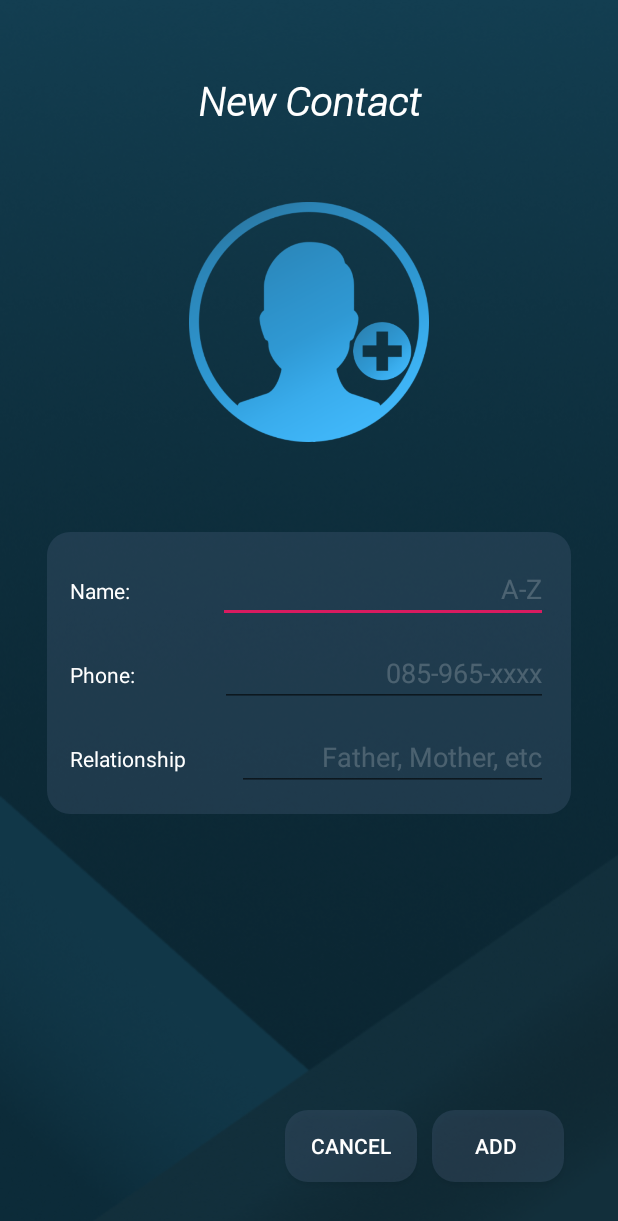
After one commit to wosmaker/ESCAapp, an Android app: the layout fragment_mange_addcontact.xml on its own in the app's theme, with its tools: preview values and no code run, on a phone screen of 412 x 824 dp. The commit adds this screen. Shown: the top 1221 px of the screen. Run offline under Robolectric (Android 15) with nearby library versions, the phone set to English and light mode, and no system bars.

Commit message:
update :: ui mange: add contact page

```diff
--- a/app/src/main/java/com/app/escaapp/ui/manage/Add_Contact.kt
+++ b/app/src/main/java/com/app/escaapp/ui/manage/Add_Contact.kt
@@ -4,47 +4,53 @@ import android.os.Bundle
 import android.view.LayoutInflater
 import android.view.View
 import android.view.ViewGroup
+import android.widget.Toast
 import androidx.fragment.app.Fragment
+import androidx.navigation.findNavController
 import com.app.escaapp.R
+import com.example.management.UserModel
+import com.example.management.UsersDBHelper
 import kotlinx.android.synthetic.main.fragment_manage.*
 import kotlinx.android.synthetic.main.fragment_manage.view.*
+import kotlinx.android.synthetic.main.fragment_mange_addcontact.view.*
+import java.lang.Exception
 
 class Add_Contact : Fragment() {
+
+    lateinit var db : UsersDBHelper
 
     override fun onCreateView(
         inflater: LayoutInflater,
         container: ViewGroup?,
         savedInstanceState: Bundle?
     ): View? {
+        //initial
+        db = UsersDBHelper(this)
         return inflater.inflate(R.layout.fragment_manage_contact, container, false)
     }
 
     override fun onViewCreated(view: View, savedInstanceState: Bundle?) {
-        cancel_input(view)
-    }
+        view.btn_Add.setOnClickListener {
+            AddContactData(view)
+        }
 
-    private fun cancel_input(view : View){
-        view.Cancel.setOnClickListener{
-            //do here
-
-            activity!!.supportFragmentManager
-                .beginTransaction()
-                .replace(R.id.master_page, ManageFragment())
-                //.addToBackStack(null)
-                .commit()
+        view.btn_Cancel.setOnClickListener {
+//            view.findNavController().navigate()
         }
     }
 
-    private fun done_input(view : View){
-        view.Done.setOnClickListener{
-            // do here
+    fun AddContactData(view:View){
+        lateinit var user : UserModel
+        user.id = 0
+        user.relate_name = view.Name_.text.toString()
+        user.phone_no = view.Phone_.text.toString()
+        user.relation = view.Relationship_.text.toString()
 
-            activity!!.supportFragmentManager
-                .beginTransaction()
-                .replace(R.id.master_page, ManageFragment())
-                //.addToBackStack(null)
-                .commit()
+        try{
+            val result = db.addUser(user)
+            Toast.makeText(activity,"Added user :: $result",Toast.LENGTH_LONG).show()
+        }catch (e : Exception){
+            Toast.makeText(activity,"Error :: $e",Toast.LENGTH_LONG).show()
         }
     }
-
 }
--- /dev/null
+++ b/app/src/main/res/layout/fragment_mange_addcontact.xml
@@ -0,0 +1,196 @@
+<?xml version="1.0" encoding="utf-8"?>
+<android.support.constraint.ConstraintLayout xmlns:android="http://schemas.android.com/apk/res/android"
+    xmlns:app="http://schemas.android.com/apk/res-auto"
+    xmlns:tools="http://schemas.android.com/tools"
+    android:layout_width="match_parent"
+    android:layout_height="match_parent"
+    android:background="@drawable/bg_app">
+
+    <androidx.constraintlayout.widget.ConstraintLayout
+        android:id="@+id/constraintLayout2"
+        android:layout_width="match_parent"
+        android:layout_height="0dp"
+        app:layout_constraintBottom_toBottomOf="parent"
+        app:layout_constraintEnd_toEndOf="parent"
+        app:layout_constraintStart_toStartOf="parent"
+        app:layout_constraintTop_toTopOf="parent">
+
+        <Button
+            android:id="@+id/btn_Cancel"
+            android:layout_width="wrap_content"
+            android:layout_height="wrap_content"
+            android:layout_marginEnd="10dp"
+            android:layout_marginBottom="36dp"
+            android:background="@drawable/radius"
+            android:text="cancel"
+            android:textColor="#FFFFFF"
+            app:layout_constraintBottom_toBottomOf="parent"
+            app:layout_constraintEnd_toStartOf="@+id/btn_Add" />
+
+        <TextView
+            android:id="@+id/new_Contact2"
+            android:layout_width="match_parent"
+            android:layout_height="wrap_content"
+            android:layout_marginTop="50dp"
+            android:fontFamily="@font/roboto_light_italic"
+            android:text="New Contact"
+            android:textAlignment="center"
+            android:textAllCaps="false"
+            android:textColor="#FFFFFF"
+            android:textSize="26sp"
+            android:textStyle="bold|italic"
+            app:layout_constraintEnd_toEndOf="parent"
+            app:layout_constraintStart_toStartOf="parent"
+            app:layout_constraintTop_toTopOf="parent" />
+
+        <ImageView
+            android:id="@+id/imageView3"
+            android:layout_width="160dp"
+            android:layout_height="160dp"
+            android:layout_marginTop="50dp"
+            app:layout_constraintEnd_toEndOf="parent"
+            app:layout_constraintStart_toStartOf="parent"
+            app:layout_constraintTop_toBottomOf="@+id/new_Contact2"
+            app:srcCompat="@drawable/propic" />
+
+        <androidx.constraintlayout.widget.ConstraintLayout
+            android:layout_width="0dp"
+            android:layout_height="wrap_content"
+            android:layout_marginStart="30dp"
+            android:layout_marginTop="60dp"
+            android:layout_marginEnd="30dp"
+            app:layout_constraintEnd_toEndOf="parent"
+            app:layout_constraintStart_toStartOf="parent"
+            app:layout_constraintTop_toBottomOf="@+id/imageView3">
+
+            <LinearLayout
+                android:layout_width="349dp"
+                android:layout_height="wrap_content"
+                android:background="@drawable/radius"
+                android:orientation="vertical"
+                android:padding="10dp"
+                app:layout_constraintBottom_toBottomOf="parent"
+                app:layout_constraintEnd_toEndOf="parent"
+                app:layout_constraintStart_toStartOf="parent"
+                app:layout_constraintTop_toTopOf="parent">
+
+                <LinearLayout
+                    android:layout_width="match_parent"
+                    android:layout_height="wrap_content"
+                    android:layout_margin="5dp"
+                    android:orientation="horizontal">
+
+                    <TextView
+                        android:id="@+id/textView5"
+                        android:layout_width="wrap_content"
+                        android:layout_height="wrap_content"
+                        android:layout_weight="1"
+                        android:text="Name:"
+                        android:textColor="#FFFFFF" />
+
+                    <Space
+                        android:layout_width="wrap_content"
+                        android:layout_height="wrap_content"
+                        android:layout_weight="1" />
+
+                    <EditText
+                        android:id="@+id/Name_"
+                        android:layout_width="190dp"
+                        android:layout_height="wrap_content"
+                        android:layout_weight="1"
+                        android:ems="10"
+                        android:hint="A-Z"
+                        android:inputType="textPersonName|text"
+                        android:textAlignment="viewEnd"
+                        android:textColorHint="#33FFFFFF" />
+                </LinearLayout>
+
+                <LinearLayout
+                    android:layout_width="match_parent"
+                    android:layout_height="wrap_content"
+                    android:layout_margin="5dp"
+                    android:orientation="horizontal">
+
+                    <TextView
+                        android:id="@+id/textView4"
+                        android:layout_width="wrap_content"
+                        android:layout_height="wrap_content"
+                        android:layout_weight="1"
+                        android:text="Phone:"
+                        android:textColor="#FFFFFF" />
+
+                    <Space
+                        android:layout_width="wrap_content"
+                        android:layout_height="wrap_content"
+                        android:layout_weight="1" />
+
+                    <EditText
+                        android:id="@+id/Phone_"
+                        android:layout_width="190dp"
+                        android:layout_height="wrap_content"
+                        android:layout_weight="1"
+                        android:ems="10"
+                        android:hint="085-965-xxxx"
+                        android:inputType="textPersonName|phone"
+                        android:textAlignment="viewEnd"
+                        android:textColorHint="#33FFFFFF" />
+                </LinearLayout>
+
+                <LinearLayout
+                    android:layout_width="match_parent"
+                    android:layout_height="wrap_content"
+                    android:layout_margin="5dp"
+                    android:orientation="horizontal">
+
+                    <TextView
+                        android:id="@+id/textView2"
+                        android:layout_width="wrap_content"
+                        android:layout_height="wrap_content"
+                        android:layout_weight="1"
+                        android:text="Relationship"
+                        android:textColor="#FFFFFF" />
+
+                    <Space
+                        android:layout_width="wrap_content"
+                        android:layout_height="wrap_content"
+                        android:layout_weight="1" />
+
+                    <EditText
+                        android:id="@+id/Relationship_"
+                        android:layout_width="190dp"
+                        android:layout_height="wrap_content"
+                        android:layout_weight="1"
+                        android:ems="10"
+                        android:hint="Father, Mother, etc"
+                        android:inputType="textPersonName"
+                        android:textAlignment="viewEnd"
+                        android:textColorHint="#33FFFFFF" />
+                </LinearLayout>
+            </LinearLayout>
+        </androidx.constraintlayout.widget.ConstraintLayout>
+
+        <Button
+            android:id="@+id/btn_Add"
+            android:layout_width="wrap_content"
+            android:layout_height="wrap_content"
+            android:layout_marginEnd="36dp"
+            android:layout_marginBottom="36dp"
+            android:background="@drawable/radius"
+            android:text="Add "
+            android:textColor="#FFFFFF"
+            app:layout_constraintBottom_toBottomOf="parent"
+            app:layout_constraintEnd_toEndOf="parent" />
+
+    </androidx.constraintlayout.widget.ConstraintLayout>
+
+    <include
+        android:id="@+id/include8"
+        layout="@layout/navbar_botton"
+        android:layout_width="0dp"
+        android:layout_height="wrap_content"
+        android:visibility="invisible"
+        app:layout_constraintBottom_toBottomOf="parent"
+        app:layout_constraintEnd_toEndOf="parent"
+        app:layout_constraintStart_toStartOf="parent" />
+
+</android.support.constraint.ConstraintLayout>
```
